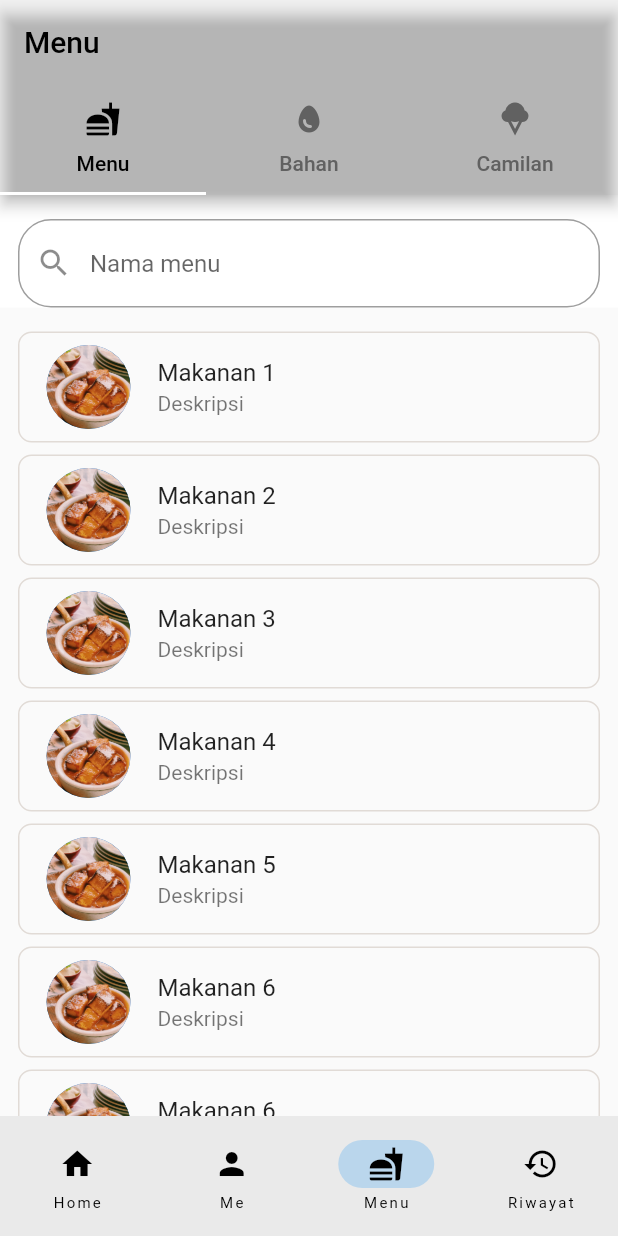
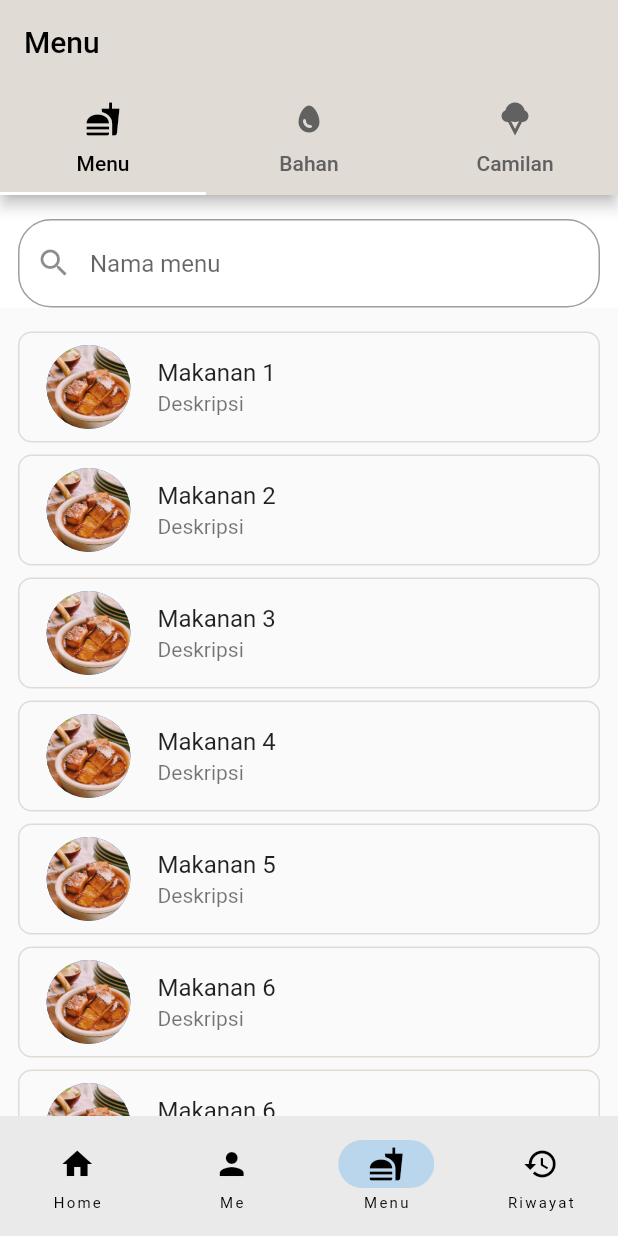
Before and after one commit to Meal-Planner-on-Steroid/MPS-Mobile, a Flutter app: the screen it shows after launch, item 3 of the bottom bar chosen, on a phone screen of 412 x 824 dp. Run offline on Flutter 3.47's test engine with Material 2 defaults, Android fonts, the light colour scheme and no system bars; our stand-ins replace expandable_page_view, getwidget, percent_indicator.

Commit message:
:adhesive_bandage: Fix app bar color dan delete widget

```diff
--- a/lib/main.dart
+++ b/lib/main.dart
@@ -17,7 +17,7 @@ class MyApp extends StatelessWidget {
       debugShowCheckedModeBanner: false,
       theme: ThemeData(
         colorScheme: ColorScheme.fromSwatch().copyWith(
-          primary: const Color.fromARGB(1, 225, 219, 214),
+          primary: const Color.fromRGBO(225, 219, 214, 1),
         ),
         appBarTheme: const AppBarTheme(
           iconTheme: IconThemeData(
--- a/lib/screens/me/hasil_rekomendasi_page.dart
+++ b/lib/screens/me/hasil_rekomendasi_page.dart
@@ -1,6 +1,5 @@
 import 'package:flutter/material.dart';
 import 'package:mps/utils/accordeon_rekomendasi_makanan/accordion_makanan.dart';
-import '../../utils/makanan_card.dart';
 
 class HasilRekomendasiPage extends StatelessWidget {
   const HasilRekomendasiPage({Key? key}) : super(key: key);
@@ -207,8 +206,6 @@ class HasilRekomendasiPage extends StatelessWidget {
             // Accordeon makanan
             const SizedBox(height: 16),
 
-            const MakananCard(),
-
             const SizedBox(height: 16),
 
             const AccordionMakanan(),
```
